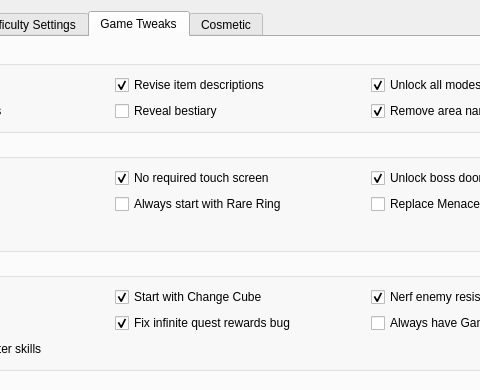
The window that randomizer.ui (LagoLunatic/dsvrandom) describes before a commit, drawn with Qt 5; both pictures show x 175 to 655 and y 0 to 390 of the 830 by 710 pixel window.
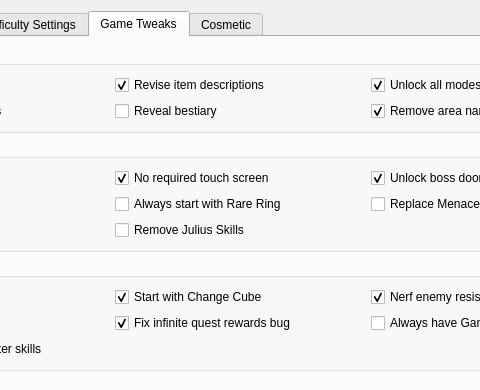
The same window after the commit. The open tabs and pages were chosen to show the change. Icons and pictures are not drawn.

Commit message:
Julius Skills possible removal
-Removed Julius Skills from soul candles and normal enemy drops. Boss drops are still pending to check but should be gone as well.
-Removed possibility of softlocks in all-souls runs that could happen if cryptid enemies were assigned the soul required to defeat them.

This is mostly a tentative test release, as the Julius skills haven't been thoroughly tested in bosses.

Diff of the .ui file:
```diff
--- a/randomizer.ui
+++ b/randomizer.ui
@@ -551,6 +551,13 @@
             </property>
            </widget>
           </item>
+          <item row="2" column="1">
+           <widget class="QCheckBox" name="remove_julius_skills">
+            <property name="text">
+             <string>Remove Julius Skills</string>
+            </property>
+           </widget>
+          </item>
          </layout>
         </widget>
        </item>
```
Left out of the diff: 1 changed line with no effect on the pictures. The commit also changes 4 other files.
